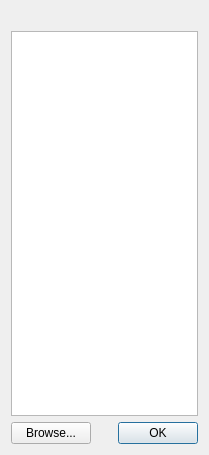
mlz-ictrl/nicos, file custom/mira/src/cascade/ui/browsedlg.ui: the form before one commit.
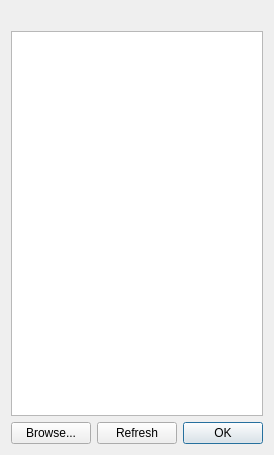
The form after the commit.

Commit message: cascade viewer: added a refresh button to browse dialog

What changed in the file:
```diff
--- a/custom/mira/src/cascade/ui/browsedlg.ui
+++ b/custom/mira/src/cascade/ui/browsedlg.ui
@@ -6,7 +6,7 @@
    <rect>
     <x>0</x>
     <y>0</y>
-    <width>209</width>
+    <width>219</width>
     <height>455</height>
    </rect>
   </property>
@@ -14,14 +14,14 @@
    <string>Browse Files</string>
   </property>
   <layout class="QGridLayout" name="gridLayout">
-   <item row="0" column="0" colspan="2">
+   <item row="0" column="0" colspan="3">
     <widget class="QLabel" name="labDir">
      <property name="text">
       <string/>
      </property>
     </widget>
    </item>
-   <item row="1" column="0" colspan="2">
+   <item row="1" column="0" colspan="3">
     <widget class="QListWidget" name="listFiles"/>
    </item>
    <item row="2" column="0">
@@ -37,7 +37,7 @@
      </property>
     </widget>
    </item>
-   <item row="2" column="1">
+   <item row="2" column="2">
     <widget class="QDialogButtonBox" name="buttonBox">
      <property name="orientation">
       <enum>Qt::Horizontal</enum>
@@ -47,6 +47,19 @@
      </property>
     </widget>
    </item>
+   <item row="2" column="1">
+    <widget class="QPushButton" name="btnRefresh">
+     <property name="sizePolicy">
+      <sizepolicy hsizetype="Minimum" vsizetype="Preferred">
+       <horstretch>0</horstretch>
+       <verstretch>0</verstretch>
+      </sizepolicy>
+     </property>
+     <property name="text">
+      <string>Refresh</string>
+     </property>
+    </widget>
+   </item>
   </layout>
  </widget>
  <resources/>
```
The commit also changes 2 other files.
